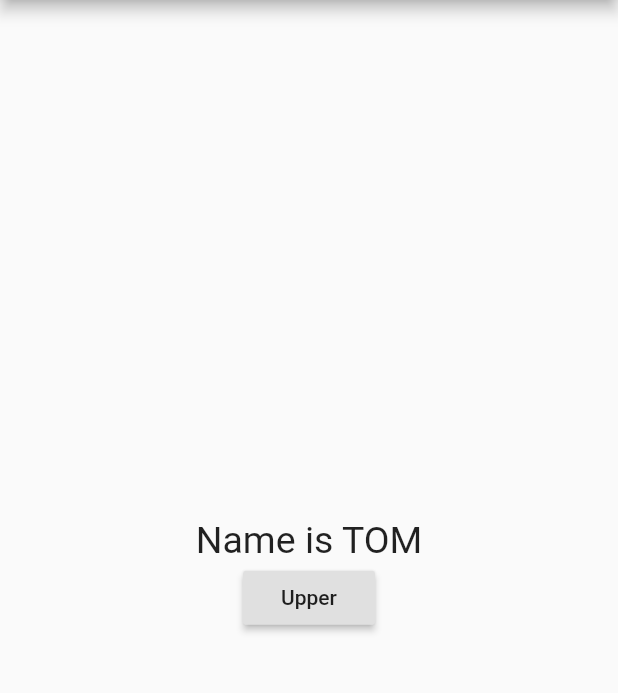
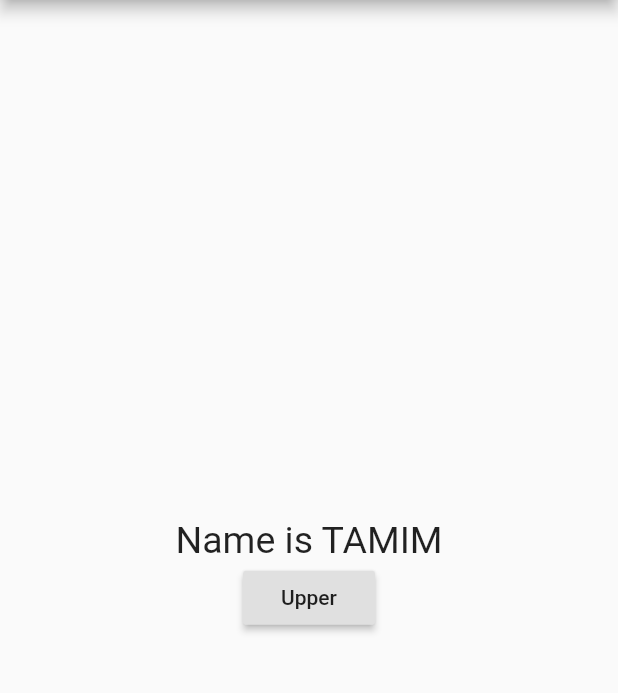
Before and after one commit to tamimiskhan/getx_flutter, a Flutter app: the screen it shows after launch, after a tap on "Upper", on a phone screen of 412 x 824 dp, the part 84-777 px from its top. Run offline on Flutter 3.47's test engine with Material 2 defaults, Android fonts, the phone set to English and light mode, and no system bars; our stand-ins replace get.

Commit message:
Getx Getx controller.

```diff
--- a/lib/main.dart
+++ b/lib/main.dart
@@ -1,22 +1,14 @@
 import 'package:flutter/material.dart';
 import 'package:get/get.dart';
-
-import 'student.dart';
+import 'package:getx_flutter/my_controller.dart';
 
 void main() {
   runApp(MyApp());
 }
 
 class MyApp extends StatelessWidget {
-  var count = 0.obs;
 
-  void increment() {
-    count++;
-  }
-
-  // var student=Student();
-
-  final student = Student(name: 'tom', age: 25).obs;
+  MyController myController = Get.put(MyController());
 
   @override
   Widget build(BuildContext context) {
@@ -32,20 +24,15 @@ class MyApp extends StatelessWidget {
             crossAxisAlignment: CrossAxisAlignment.center,
             children: [
               Obx(
-                    () =>
-                    Text(
-                      "Name is ${student.value.name}",
-                      style: TextStyle(fontSize: 25),
-                    ),
+                () => Text(
+                  "Name is ${myController.student.value.name}",
+                  style: TextStyle(fontSize: 25),
+                ),
               ),
               RaisedButton(
                 child: Text("Upper"),
                 onPressed: () {
-                  increment();
-
-                  student.update((student) {
-                    student!.name = student?.name.toString().toUpperCase();
-                  });
+                  myController.convertToUpperCase();
 
                   //  student.name.value = student.name.value.toUpperCase();
                 },
--- /dev/null
+++ b/lib/my_controller.dart
@@ -0,0 +1,20 @@
+import 'package:flutter/material.dart';
+import 'package:get/get.dart';
+
+import 'student.dart';
+
+class MyController extends GetxController{
+ // var student=Student();
+  var student=Student(name: "Tamim",age: 24).obs;
+
+  void convertToUpperCase(){
+
+   // student.name.value=student.name.value.toUpperCase();
+
+    student.update((student) {
+      student.name=student.name.toString().toUpperCase();
+    });
+  }
+
+
+}
```
